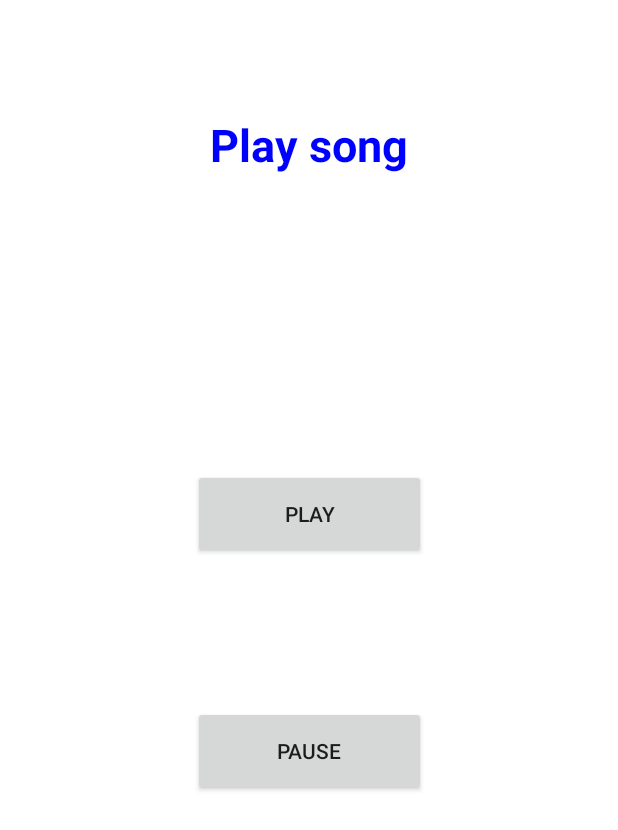
After one commit to hkwang24/beatwalk, an Android app: the layout play_music.xml on its own in the app's theme, with its tools: preview values and no code run, on a phone screen of 412 x 824 dp. The commit adds this screen. Shown: the top 830 px of the screen. Run offline under Robolectric (Android 15) with nearby library versions, the phone set to English and light mode, and no system bars.

Commit message:
added play/pause page - get to it by pressing 'sign on' on returning user page

```diff
--- a/android/app/src/main/java/com/example/beatwalk/LoginActivity.java
+++ b/android/app/src/main/java/com/example/beatwalk/LoginActivity.java
@@ -30,7 +30,8 @@ public class LoginActivity extends AppCompatActivity {
     }
 
     public void attemptLogin(View view) {
-
+        Intent i = new Intent(this, PlayMusic.class);
+        startActivityForResult(i, 2);
     }
 
     public void jumpToMain(View view) {
--- /dev/null
+++ b/android/app/src/main/java/com/example/beatwalk/PlayMusic.java
@@ -0,0 +1,58 @@
+package com.example.beatwalk;
+
+import android.graphics.Color;
+import android.media.MediaPlayer;
+import android.os.Bundle;
+import android.provider.MediaStore;
+import android.util.Log;
+import android.view.View;
+import android.widget.Button;
+import android.widget.EditText;
+import android.widget.Toast;
+
+import androidx.appcompat.app.AppCompatActivity;
+
+import com.example.beatwalk.R;
+import com.example.beatwalk.data.RegistrationStore;
+import com.example.beatwalk.data.RegistrationStoreMongo;
+
+public class PlayMusic extends AppCompatActivity {
+
+    //MediaPlayer mediaplayer;  //we use this to play the audio stream i believe
+
+    private Button play;
+    private Button pause;
+
+    @Override
+    protected void onCreate(Bundle savedInstanceState) {
+        super.onCreate(savedInstanceState);
+        setContentView(R.layout.play_music);
+        //mediaplayer = MediaPlayer.create(PlayMusic.this, )
+        //context is MediaPlayer, next field should be audiofile
+        play = (Button) findViewById(R.id.play_button);
+
+        pause = (Button) findViewById(R.id.pause_button);
+        play.setBackgroundResource(R.color.gray);
+        pause.setBackgroundResource(R.color.gray);
+    }
+
+
+
+    public void playMusic(View view) {
+        //this where u put ur magical arduino stuff and connect to the mediaplayer
+        //with smth like mediaplayer.play()
+        play.setBackgroundResource(R.color.gray);
+        pause.setBackgroundResource(R.color.blue);
+
+    }
+
+    public void pauseMusic(View view) {
+        //mediaplayer.pause(
+        pause.setBackgroundResource(R.color.gray);
+        play.setBackgroundResource(R.color.blue);
+    }
+
+
+
+
+}
--- /dev/null
+++ b/android/app/src/main/res/layout/play_music.xml
@@ -0,0 +1,53 @@
+<?xml version="1.0" encoding="utf-8"?>
+<androidx.constraintlayout.widget.ConstraintLayout xmlns:android="http://schemas.android.com/apk/res/android"
+    xmlns:app="http://schemas.android.com/apk/res-auto"
+    xmlns:tools="http://schemas.android.com/tools"
+    android:layout_width="match_parent"
+    android:layout_height="match_parent"
+    android:background="#FFFFFF"
+    android:backgroundTint="#FFFFFF"
+    tools:context="com.example.beatwalk.PlayMusic">
+
+    <TextView
+        android:id="@+id/mainText"
+        android:layout_width="wrap_content"
+        android:layout_height="wrap_content"
+        android:text="Play song"
+        android:textAllCaps="false"
+        android:textColor="#0000FF"
+        android:textSize="30dp"
+        android:textStyle="bold"
+        app:layout_constraintBottom_toBottomOf="parent"
+        app:layout_constraintEnd_toEndOf="parent"
+        app:layout_constraintLeft_toLeftOf="parent"
+        app:layout_constraintRight_toRightOf="parent"
+        app:layout_constraintStart_toStartOf="parent"
+        app:layout_constraintTop_toTopOf="parent"
+        app:layout_constraintVertical_bias="0.097" />
+
+    <Button
+        android:id="@+id/play_button"
+        android:layout_width="155dp"
+        android:layout_height="60dp"
+        android:onClick="playMusic"
+        android:text="Play"
+        app:layout_constraintBottom_toBottomOf="parent"
+        app:layout_constraintEnd_toEndOf="parent"
+        app:layout_constraintStart_toStartOf="parent"
+        app:layout_constraintTop_toTopOf="parent"
+        app:layout_constraintVertical_bias="0.409" />
+
+    <Button
+        android:id="@+id/pause_button"
+        android:layout_width="155dp"
+        android:layout_height="60dp"
+        android:onClick="pauseMusic"
+        android:text="Pause"
+        app:layout_constraintBottom_toBottomOf="parent"
+        app:layout_constraintEnd_toEndOf="parent"
+        app:layout_constraintStart_toStartOf="parent"
+        app:layout_constraintTop_toTopOf="parent"
+        app:layout_constraintVertical_bias="0.616" />
+
+
+</androidx.constraintlayout.widget.ConstraintLayout>
--- a/android/app/src/main/res/values/colors.xml
+++ b/android/app/src/main/res/values/colors.xml
@@ -3,4 +3,6 @@
     <color name="colorPrimary">#008577</color>
     <color name="colorPrimaryDark">#00574B</color>
     <color name="colorAccent">#D81B60</color>
+    <color name="gray">#C3C9C7</color>
+    <color name="blue">#777A79</color>
 </resources>
```
